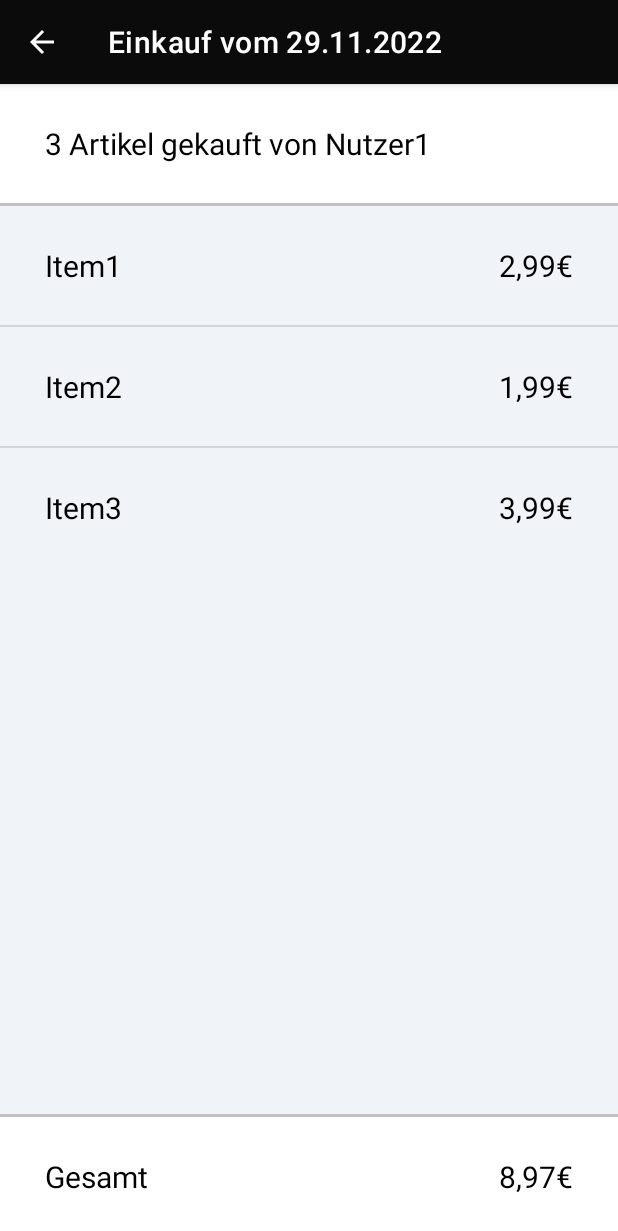
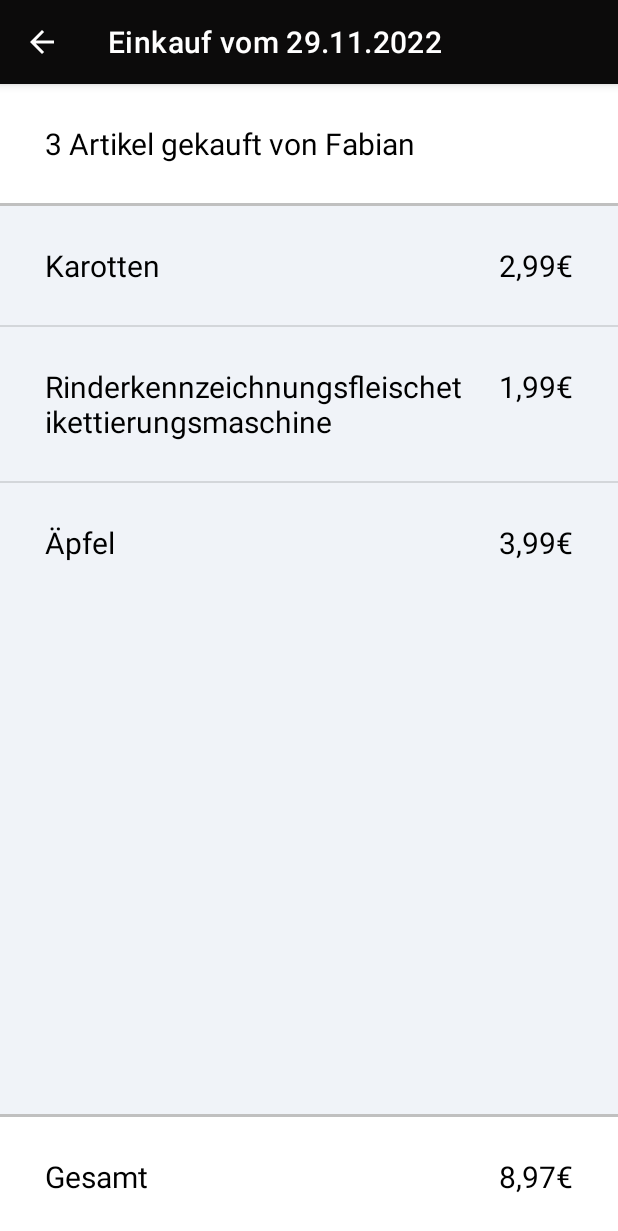
Before and after one commit to Faroesne/wg-shopping, an Android app: the ArchiveFragment screen opened through its navigation route, after a tap on an icon or button, on a phone screen of 412 x 824 dp. Shown: the top 1231 px of the screen. Run offline under Robolectric (Android 15) with nearby library versions, the phone set to English and light mode, and no system bars; our stand-ins replace navigation-ui.

Commit message:
fixed date in db, fixed naming space in archive card, merged changes from main

```diff
--- a/app/src/main/java/com/example/communityshopping/database/ShoppingListDB.kt
+++ b/app/src/main/java/com/example/communityshopping/database/ShoppingListDB.kt
@@ -5,7 +5,6 @@ import android.content.Context
 import android.database.Cursor
 import android.database.sqlite.SQLiteDatabase
 import android.database.sqlite.SQLiteOpenHelper
-import android.util.Log
 import com.example.communityshopping.database.DbSettings.Companion.DATABASE_NAME
 import com.example.communityshopping.database.DbSettings.Companion.DATABASE_VERSION
 
@@ -16,20 +15,16 @@ class ShoppingListDB(
 
     override fun onCreate(db: SQLiteDatabase?) {
 
-        val query = "CREATE TABLE " + TABLE_SHOPPING_LIST +
+        val queryShoppingList = "CREATE TABLE " + TABLE_SHOPPING_LIST +
                 " (" + COLUMN_ITEM_ID + " INTEGER PRIMARY KEY AUTOINCREMENT, " +
                 COLUMN_ITEM_NAME + " TEXT, " +
                 COLUMN_TIMESTAMP + " LONG, " +
                 COLUMN_DELETED + " INTEGER" + ")";
-        db!!.execSQL(query)
-        val queryShoppingList = "CREATE TABLE " + TABLE_SHOPPING_LIST +
-                " (" + COLUMN_ITEM_ID + " INTEGER PRIMARY KEY AUTOINCREMENT, " +
-                COLUMN_ITEM_NAME + " TEXT);"
         val queryArchive = "CREATE TABLE " + TABLE_ARCHIVE +
                 " (" + COLUMN_ARCHIVE_ID + " INTEGER PRIMARY KEY AUTOINCREMENT, " +
                 COLUMN_ITEM_FULL_PRICE + " REAL, " +
                 COLUMN_ARCHIVE_USERNAME + " TEXT, " +
-                COLUMN_ARCHIVE_DATE + " TEXT);"
+                COLUMN_ARCHIVE_DATE + " LONG);"
         val queryArchiveItem = "CREATE TABLE " + TABLE_ARCHIVE_ITEM +
                 " (" + COLUMN_ARCHIVE_ITEM_ID + " INTEGER PRIMARY KEY AUTOINCREMENT, " +
                 COLUMN_ITEM_PRICE + " REAL, " +
@@ -38,13 +33,17 @@ class ShoppingListDB(
                 COLUMN_ARCHIVE_ID + " INTEGER REFERENCES " +
                 TABLE_ARCHIVE + " (" + COLUMN_ARCHIVE_ID + "));"
         val queryFillShoppingDB = "INSERT INTO " + TABLE_SHOPPING_LIST + " (" +
-                COLUMN_ITEM_NAME + ") VALUES ('Item1'), " +
-                "('Item2'), ('Item3'), ('Item4'), ('Item5');"
+                COLUMN_ITEM_NAME + ", " + COLUMN_TIMESTAMP + ", " + COLUMN_DELETED +
+                ") VALUES ('Karotten', 5, 1), " +
+                "('Rinderkennzeichnungsfleischetikettierungsmaschine', 5, 1), " +
+                "('Äpfel', 5, 1), " +
+                "('Shampoo', 5, 1), " +
+                "('Ziegenmilchkonzentrat', 5, 1);"
         val queryFillArchiveDB = "INSERT INTO " + TABLE_ARCHIVE + " (" +
                 COLUMN_ITEM_FULL_PRICE + ", " + COLUMN_ARCHIVE_USERNAME + ", " +
                 COLUMN_ARCHIVE_DATE +
-                ") VALUES (8.97, 'Nutzer1', '29.11.2022'), " +
-                "(5.00, 'Nutzer2', '30.11.2022');"
+                ") VALUES (8.97, 'Fabian', 1669724179533), " +
+                "(5.00, 'Alen', 1669824179533);"
         val queryFillArchiveItemDB = "INSERT INTO " + TABLE_ARCHIVE_ITEM + " (" +
                 COLUMN_ITEM_PRICE + ", " + COLUMN_ITEM_ID + ", " +
                 COLUMN_ARCHIVE_ID + ") VALUES (2.99, 1, 1), " +
--- a/app/src/main/java/com/example/communityshopping/mainActivity/archive/ArchiveFragment.kt
+++ b/app/src/main/java/com/example/communityshopping/mainActivity/archive/ArchiveFragment.kt
@@ -10,6 +10,7 @@ import androidx.lifecycle.ViewModelProvider
 import com.example.communityshopping.database.ShoppingListDB
 import com.example.communityshopping.databinding.FragmentDashboardBinding
 import com.example.communityshopping.mainActivity.archive.models.Archive
+import java.text.SimpleDateFormat
 
 class ArchiveFragment : Fragment() {
 
@@ -55,8 +56,15 @@ class ArchiveFragment : Fragment() {
                             (ShoppingListDB.COLUMN_ITEM_FULL_PRICE)
                     ),
                     "Einkauf vom " +
-                            cursor.getString
-                                (cursor.getColumnIndexOrThrow(ShoppingListDB.COLUMN_ARCHIVE_DATE)),
+                            SimpleDateFormat
+                                ("dd.MM.yyyy").format
+                                (
+                                cursor.getLong
+                                    (
+                                    cursor.getColumnIndexOrThrow
+                                        (ShoppingListDB.COLUMN_ARCHIVE_DATE)
+                                )
+                            ),
                     archiveItem!!.count.toString() +
                             " Artikel gekauft von " + cursor.getString(
                         cursor.getColumnIndexOrThrow(
--- a/app/src/main/res/layout/archivearticles_card.xml
+++ b/app/src/main/res/layout/archivearticles_card.xml
@@ -12,7 +12,10 @@
                 android:layout_width="wrap_content"
                 android:layout_height="wrap_content"
                 android:layout_marginStart="4dp"
-                android:orientation="vertical">
+                android:orientation="vertical"
+                android:layout_toStartOf="@+id/archive_price"
+                android:layout_marginEnd="4dp"
+                android:layout_alignParentStart="true">
 
             <TextView
                     android:id="@+id/archive_product"
@@ -20,7 +23,7 @@
                     android:layout_height="wrap_content"
                     android:textColor="@color/black"
                     android:textSize="20sp"
-                    android:padding="10dp"/>
+                    android:padding="10dp" />
 
         </LinearLayout>
 
```
